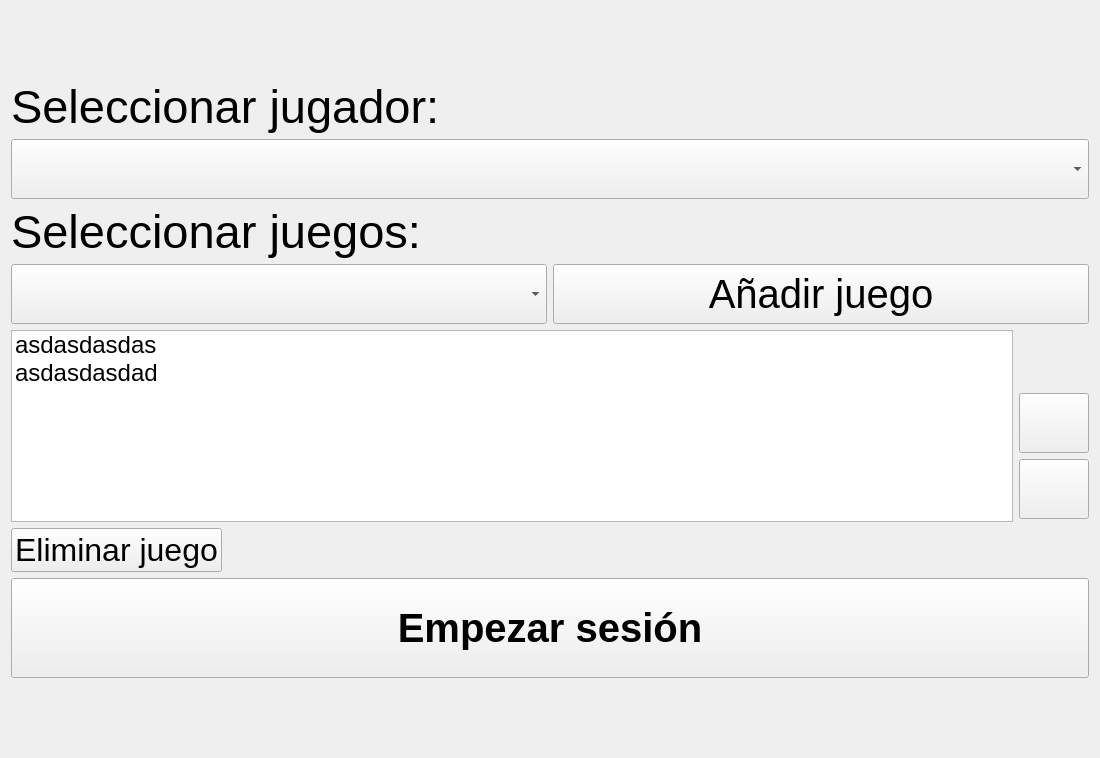
This is components/gameManager/src/uis/big/usersv2.ui in robocomp/euroage-tv as Qt 5 draws it before an edit. The edited form follows.
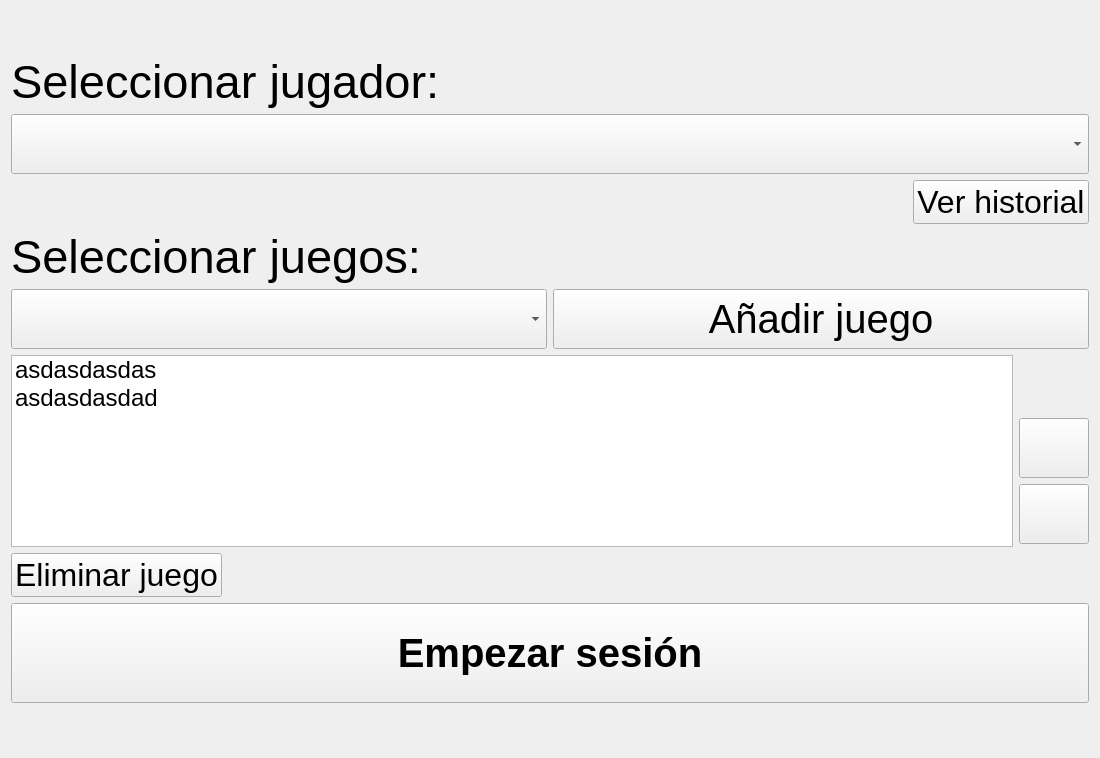
This is the edited form. Icons and pictures are not drawn.

Commit message: Added Ver historial button to both ui versions.

The edit to the form file:
```diff
--- a/components/gameManager/src/uis/big/usersv2.ui
+++ b/components/gameManager/src/uis/big/usersv2.ui
@@ -69,6 +69,35 @@
      </item>
     </layout>
    </item>
+   <item>
+    <layout class="QHBoxLayout" name="horizontalLayout_4">
+     <item>
+      <spacer name="horizontalSpacer_2">
+       <property name="orientation">
+        <enum>Qt::Horizontal</enum>
+       </property>
+       <property name="sizeHint" stdset="0">
+        <size>
+         <width>40</width>
+         <height>20</height>
+        </size>
+       </property>
+      </spacer>
+     </item>
+     <item>
+      <widget class="QPushButton" name="history_button">
+       <property name="font">
+        <font>
+         <pointsize>24</pointsize>
+        </font>
+       </property>
+       <property name="text">
+        <string>Ver historial</string>
+       </property>
+      </widget>
+     </item>
+    </layout>
+   </item>
    <item>
     <widget class="QLabel" name="label">
      <property name="font">
```
The commit also changes 1 other file.
